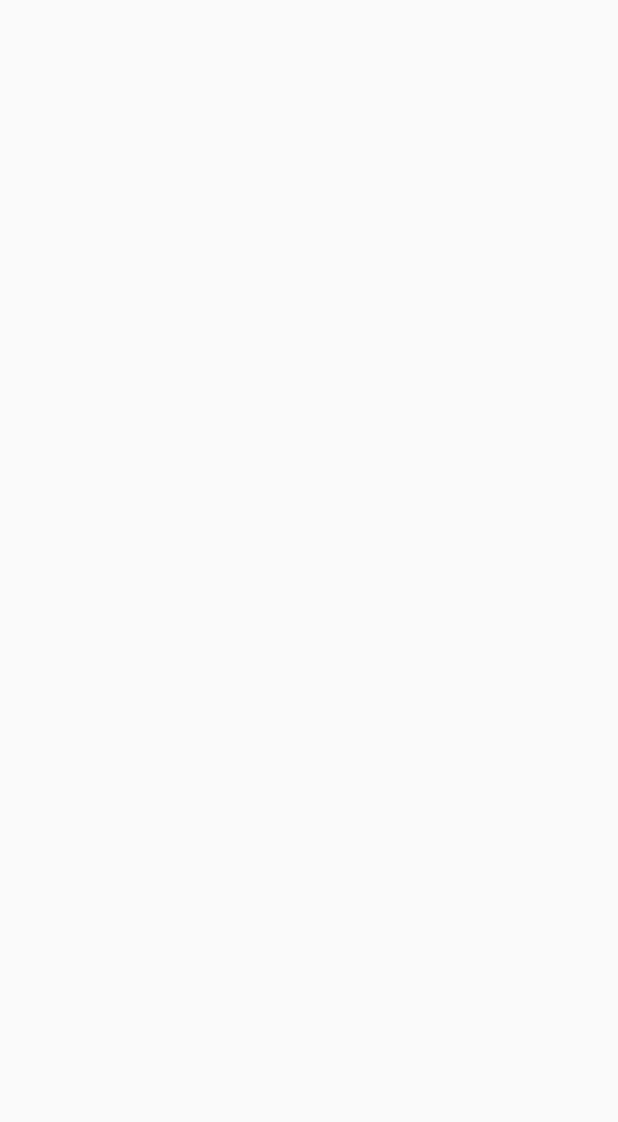
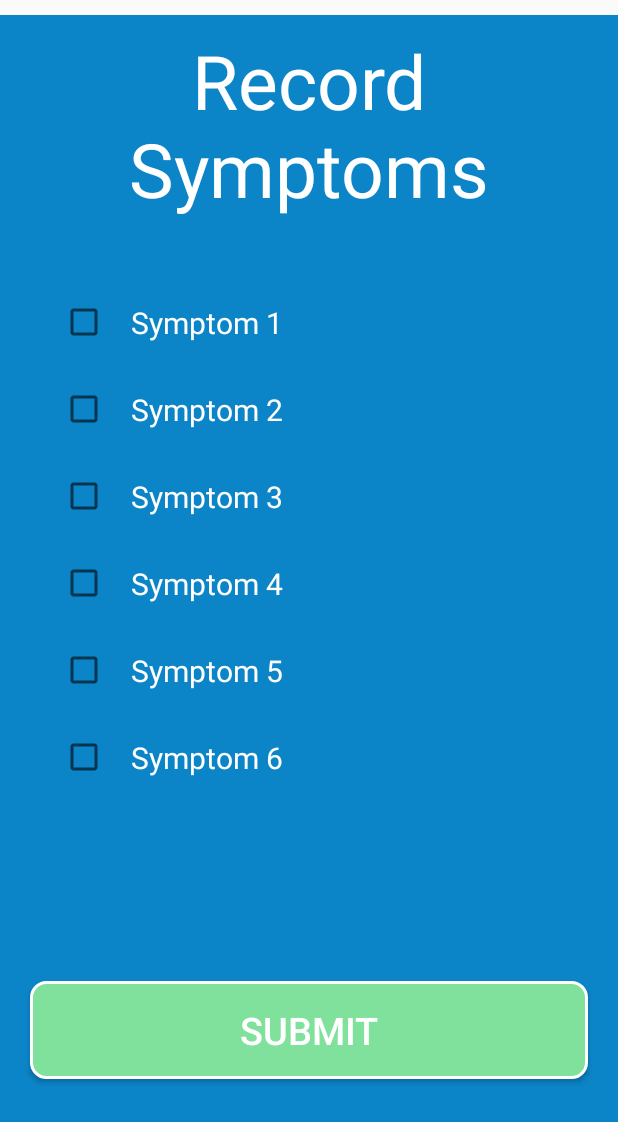
Before and after one commit to 4gp2/trocaire, an Android app: the Patient_details screen opened directly, with no data from a screen before it, on a phone screen of 412 x 824 dp. Before the commit the part shown is empty. Shown: the top 1122 px of the screen. Run offline under Robolectric (Android 15) with nearby library versions, the light colour scheme and no system bars.

Commit message:
symptoms page

```diff
--- a/frontend_app/app/src/main/java/com/example/trocaire_disease_outbreak_manager/Patient_details.java
+++ b/frontend_app/app/src/main/java/com/example/trocaire_disease_outbreak_manager/Patient_details.java
@@ -3,17 +3,40 @@ package com.example.trocaire_disease_outbreak_manager;
 import android.app.Activity;
 import android.os.Bundle;
 import android.view.View;
+import android.view.View.OnClickListener;
+import android.widget.Button;
+import android.widget.CheckBox;
+
 
 public class Patient_details extends Activity implements View.OnClickListener {
 
-@Override
-protected void onCreate(Bundle savedInstanceState) {
+    private CheckBox chkSymptom1, chkSymptom2, chkSymptom3;
+    private Button btnDisplay;
+
+    @Override
+    public void onCreate(Bundle savedInstanceState) {
         super.onCreate(savedInstanceState);
         setContentView(R.layout.patient_details);
-        }
 
+        Button submit = findViewById(R.id.btnSubmitSymptoms);
+        submit.setOnClickListener(this);
+    }
+
+    //Run when button is clicked
     @Override
     public void onClick(View v) {
 
+        chkSymptom1 = (CheckBox) findViewById(R.id.chkSymptom1);
+        chkSymptom2 = (CheckBox) findViewById(R.id.chkSymptom2);
+        chkSymptom3 = (CheckBox) findViewById(R.id.chkSymptom3);
+        btnDisplay = (Button) findViewById(R.id.btnSubmitSymptoms);
+
+        StringBuffer result = new StringBuffer();
+        result.append("Symptom1 check : ").append(chkSymptom1.isChecked());
+        result.append("\nSymptom2 check : ").append(chkSymptom2.isChecked());
+        result.append("\nSymptom3 check :").append(chkSymptom3.isChecked());
+
     }
+
+
 }
--- a/frontend_app/app/src/main/res/layout/patient_details.xml
+++ b/frontend_app/app/src/main/res/layout/patient_details.xml
@@ -1,6 +1,99 @@
 <?xml version="1.0" encoding="utf-8"?>
+
+
 <LinearLayout xmlns:android="http://schemas.android.com/apk/res/android"
-    android:orientation="vertical" android:layout_width="match_parent"
-    android:layout_height="match_parent">
+    android:layout_width="fill_parent"
+    android:layout_height="fill_parent"
+    android:orientation="vertical"
+    android:layout_marginTop="10dp"
+    android:background="#0B85C8" >
+
+    <TextView
+        android:id="@+id/tv_title"
+        android:layout_width="match_parent"
+        android:layout_height="wrap_content"
+        android:layout_marginBottom="40dp"
+        android:layout_marginTop="10dp"
+        android:gravity="center"
+        android:text="Record
+        Symptoms"
+        android:textSize="50sp"
+        android:textColor="#ffffff"
+        />
+
+    <CheckBox
+        android:id="@+id/chkSymptom1"
+        android:layout_width="wrap_content"
+        android:layout_height="wrap_content"
+        android:text="@string/chk_symptom_1"
+        android:textSize="20sp"
+        android:padding="15dp"
+        android:textColor="#ffffff"
+        android:layout_marginLeft="40dp" />
+
+    <CheckBox
+        android:id="@+id/chkSymptom2"
+        android:layout_width="wrap_content"
+        android:layout_height="wrap_content"
+        android:text="@string/chk_symptom_2"
+        android:textSize="20sp"
+        android:textColor="#ffffff"
+        android:padding="15dp"
+        android:layout_marginLeft="40dp" />
+
+    <CheckBox
+        android:id="@+id/chkSymptom3"
+        android:layout_width="wrap_content"
+        android:layout_height="wrap_content"
+        android:text="@string/chk_symptom_3"
+        android:textSize="20sp"
+        android:textColor="#ffffff"
+        android:padding="15dp"
+        android:layout_marginLeft="40dp" />
+
+    <CheckBox
+        android:id="@+id/chkSymptom4"
+        android:layout_width="wrap_content"
+        android:layout_height="wrap_content"
+        android:text="@string/chk_symptom_4"
+        android:textSize="20sp"
+        android:padding="15dp"
+        android:textColor="#ffffff"
+        android:layout_marginLeft="40dp" />
+
+    <CheckBox
+        android:id="@+id/chkSymptom5"
+        android:layout_width="wrap_content"
+        android:layout_height="wrap_content"
+        android:text="@string/chk_symptom_5"
+        android:textSize="20sp"
+        android:padding="15dp"
+        android:textColor="#ffffff"
+        android:layout_marginLeft="40dp" />
+
+    <CheckBox
+        android:id="@+id/chkSymptom6"
+        android:layout_width="wrap_content"
+        android:layout_height="wrap_content"
+        android:text="@string/chk_symptom_6"
+        android:textSize="20sp"
+        android:textColor="#ffffff"
+        android:padding="15dp"
+        android:layout_marginLeft="40dp" />
+
+    <Button
+        android:id="@+id/btnSubmitSymptoms"
+        style="@style/button_style"
+        android:layout_width="match_parent"
+        android:layout_height="wrap_content"
+        android:layout_marginStart="20dp"
+        android:layout_marginEnd="20dp"
+        android:text="@string/btn_submit_symptom"
+        android:textSize="25sp"
+        android:textColor="#ffffff"
+        android:padding="15dp"
+        android:layout_marginTop="120dp"
+        android:layout_gravity="center_vertical|center_horizontal" />
+
 
 </LinearLayout>
--- a/frontend_app/app/src/main/res/values/strings.xml
+++ b/frontend_app/app/src/main/res/values/strings.xml
@@ -1,4 +1,15 @@
 <resources>
+
     <string name="app_name">Trocaire DOM</string>
     <string name="action_settings">Settings</string>
+
+    <string name="chk_symptom_1">Symptom 1</string>
+    <string name="chk_symptom_2">Symptom 2</string>
+    <string name="chk_symptom_3">Symptom 3</string>
+    <string name="chk_symptom_4">Symptom 4</string>
+    <string name="chk_symptom_5">Symptom 5</string>
+    <string name="chk_symptom_6">Symptom 6</string>
+
+    <string name="btn_submit_symptom">Submit</string>
+
 </resources>
--- a/frontend_app/app/src/main/res/values/styles.xml
+++ b/frontend_app/app/src/main/res/values/styles.xml
@@ -19,6 +19,12 @@
         <item name="android:layout_margin">10dp</item>
     </style>
 
+    <style name="rounded_button_style">
+        <item name="android:gravity">center</item>
+        <item name="android:background">@drawable/button_rounded</item>
+        <item name="android:layout_margin">10dp</item>
+    </style>
+
     <style name="button_style">
         <item name="android:gravity">center</item>
         <item name="android:background">@drawable/button_rounded</item>
```
Also changed, not shown: frontend_app/app/gradle/wrapper/gradle-wrapper.properties (added), 6 other files.
